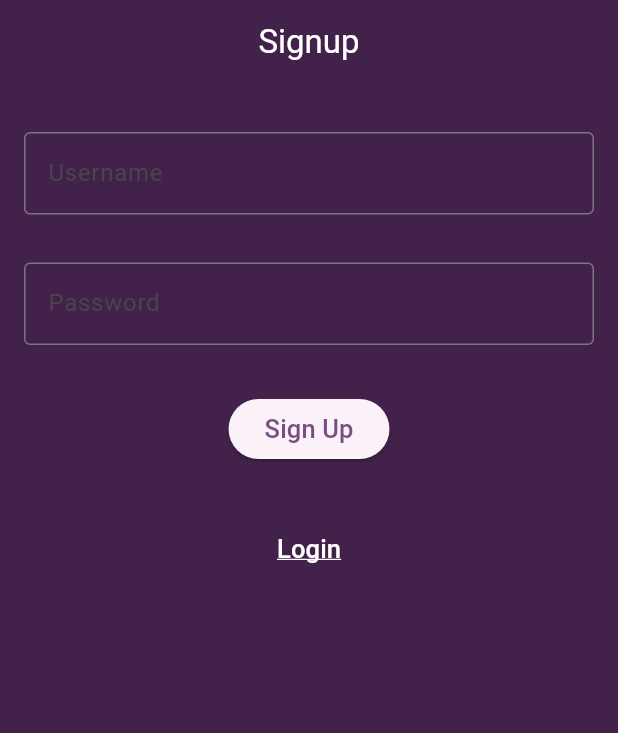
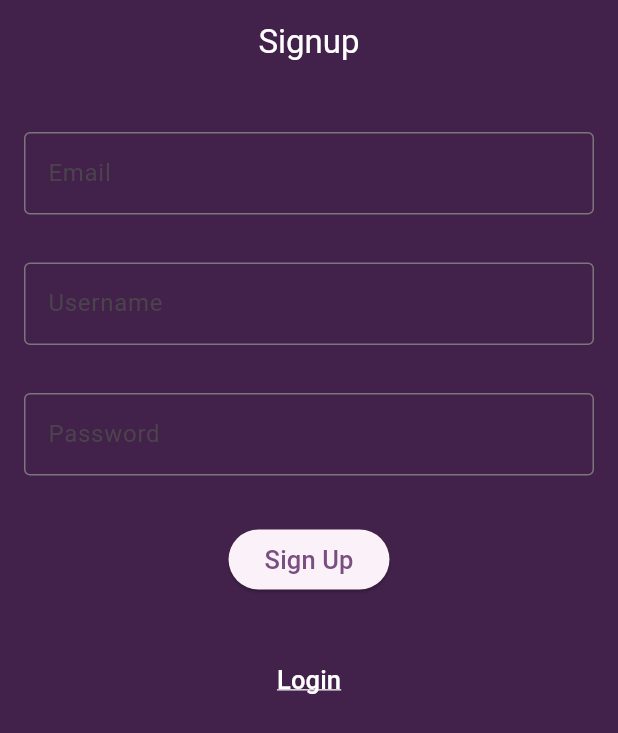
Before and after one commit to Dhruv883/Expense-Tracker, a Flutter app: the screen it shows after launch, after a tap on "Login", after a tap on "Sign Up", on a phone screen of 412 x 824 dp. Shown: the top 733 px of the screen. Run offline on Flutter 3.47's test engine with Material 2 defaults, Android fonts, the phone set to English and light mode, and no system bars; our stand-ins replace firebase_auth, firebase_core, firebase_database; accounts and stored records are empty.

```diff
--- a/client/lib/login.dart
+++ b/client/lib/login.dart
@@ -1,6 +1,8 @@
 import 'package:client/signup.dart';
 import 'package:flutter/material.dart';
 import 'package:client/home.dart';
+import 'package:firebase_auth/firebase_auth.dart';
+import 'package:firebase_database/firebase_database.dart';
 
 class Login extends StatefulWidget {
   const Login({Key? key}) : super(key: key);
@@ -11,6 +13,7 @@ class Login extends StatefulWidget {
 
 class _LoginState extends State<Login> {
   final _formKey = GlobalKey<FormState>();
+  TextEditingController emailController = TextEditingController();
   TextEditingController nameController = TextEditingController();
   TextEditingController passwordController = TextEditingController();
 
@@ -46,10 +49,10 @@ class _LoginState extends State<Login> {
                   decoration: const InputDecoration(
                       fillColor: Colors.white,
                       border: OutlineInputBorder(),
-                      labelText: "Username"),
+                      labelText: "Email"),
                   validator: (value) {
                     if (value == null || value.isEmpty) {
-                      return 'Please enter your Username';
+                      return 'Please enter your Email';
                     }
                     return null;
                   },
@@ -83,10 +86,17 @@ class _LoginState extends State<Login> {
                 child: Center(
                   child: ElevatedButton(
                     onPressed: () {
-                      // if (nameController.text == "dhruv@gmail.com" &&
-                      //     passwordController.text == "dhruv") {
                       if (_formKey.currentState!.validate()) {
-                        signup(nameController.text, passwordController.text);
+                        // login(nameController.text, passwordController.text);
+                        FirebaseDatabase.instance.setPersistenceEnabled(true);
+                        FirebaseDatabase.instance.ref().keepSynced(true);
+
+                        FirebaseAuth.instance
+                            .signInWithEmailAndPassword(
+                                email: nameController.text,
+                                password: passwordController.text)
+                            .then(
+                              (value) => {
                                 Navigator.push(
                                   context,
                                   MaterialPageRoute(
@@ -94,10 +104,11 @@ class _LoginState extends State<Login> {
                                       name: nameController.text,
                                     ),
                                   ),
+                                )
+                              },
                             );
                       }
                     },
-                    // },
                     child: const Text(
                       'Login',
                       style: TextStyle(
--- a/client/lib/signup.dart
+++ b/client/lib/signup.dart
@@ -1,4 +1,5 @@
 import 'package:client/login.dart';
+import 'package:firebase_auth/firebase_auth.dart';
 import 'package:flutter/material.dart';
 import 'package:firebase_database/firebase_database.dart';
 
@@ -11,19 +12,19 @@ class Signup extends StatefulWidget {
   State<Signup> createState() => _SignupState();
 }
 
-void signup(String name, String password) {
-  FirebaseDatabase.instance.setPersistenceEnabled(true);
-  FirebaseDatabase.instance.ref().keepSynced(true);
-
-  FirebaseDatabase.instance
-      .ref()
-      .child("users")
-      .push()
-      .set({"name": name, "password": password});
+void signup(String name, String password, String email) {
+  // FirebaseDatabase.instance
+  //     .ref()
+  //     .child("users")
+  //     .push()
+  //     .set({"name": name, "password": password});
+  FirebaseAuth.instance
+      .createUserWithEmailAndPassword(email: email, password: password);
 }
 
 class _SignupState extends State<Signup> {
   final _formKey = GlobalKey<FormState>();
+  TextEditingController emailController = TextEditingController();
   TextEditingController nameController = TextEditingController();
   TextEditingController passwordController = TextEditingController();
 
@@ -47,6 +48,27 @@ class _SignupState extends State<Signup> {
           child: Column(
             crossAxisAlignment: CrossAxisAlignment.center,
             children: [
+              Padding(
+                padding:
+                    const EdgeInsets.symmetric(horizontal: 8, vertical: 16),
+                child: TextFormField(
+                  style: const TextStyle(
+                    color: Colors.white,
+                    fontSize: 15,
+                  ),
+                  controller: emailController,
+                  decoration: const InputDecoration(
+                      fillColor: Colors.white,
+                      border: OutlineInputBorder(),
+                      labelText: "Email"),
+                  validator: (value) {
+                    if (value == null || value.isEmpty) {
+                      return 'Please enter your Email';
+                    }
+                    return null;
+                  },
+                ),
+              ),
               Padding(
                 padding:
                     const EdgeInsets.symmetric(horizontal: 8, vertical: 16),
@@ -97,12 +119,22 @@ class _SignupState extends State<Signup> {
                   child: ElevatedButton(
                     onPressed: () {
                       if (_formKey.currentState!.validate()) {
-                        signup(nameController.text, passwordController.text);
+                        FirebaseDatabase.instance.setPersistenceEnabled(true);
+                        FirebaseDatabase.instance.ref().keepSynced(true);
+
+                        FirebaseAuth.instance
+                            .createUserWithEmailAndPassword(
+                                email: emailController.text,
+                                password: passwordController.text)
+                            .then(
+                              (value) => {
                                 Navigator.push(
                                   context,
                                   MaterialPageRoute(
                                     builder: (context) => const Login(),
                                   ),
+                                )
+                              },
                             );
                       }
                     },
```
Also changed, not shown: client/lib/home.dart (+30 -32 lines). Lines whose indentation alone changed are shown as unchanged.
